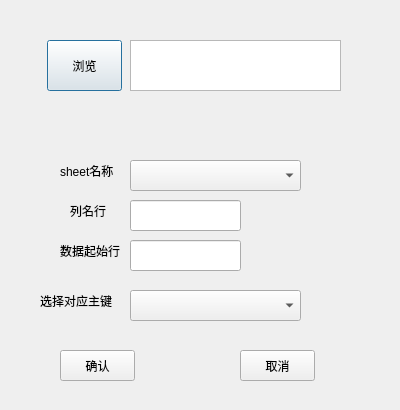
Before: the Qt Designer form importbookdialog.ui in hclspring/AssetTableManager, drawn with Qt 5.
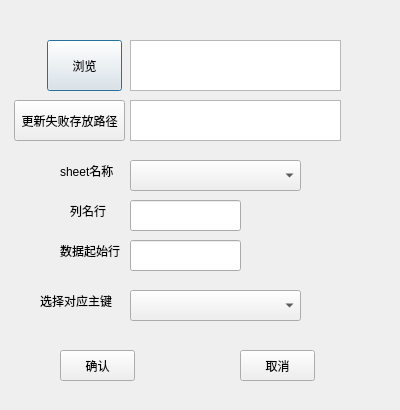
After: the same form once the commit is applied.

Patch:
```diff
--- a/importbookdialog.ui
+++ b/importbookdialog.ui
@@ -154,6 +154,29 @@
     </rect>
    </property>
   </widget>
+  <widget class="QPushButton" name="updateFailedButton">
+   <property name="geometry">
+    <rect>
+     <x>14</x>
+     <y>100</y>
+     <width>111</width>
+     <height>41</height>
+    </rect>
+   </property>
+   <property name="text">
+    <string>更新失败存放路径</string>
+   </property>
+  </widget>
+  <widget class="QTextEdit" name="updateFailedPathEdit">
+   <property name="geometry">
+    <rect>
+     <x>130</x>
+     <y>100</y>
+     <width>211</width>
+     <height>41</height>
+    </rect>
+   </property>
+  </widget>
  </widget>
  <resources/>
  <connections/>
```
